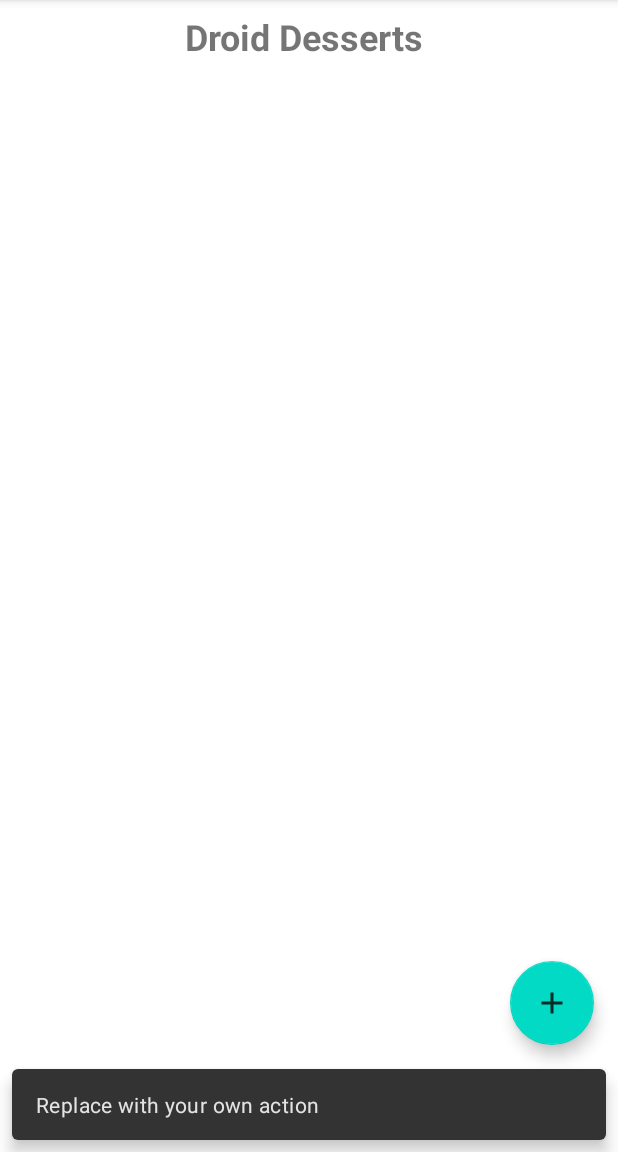
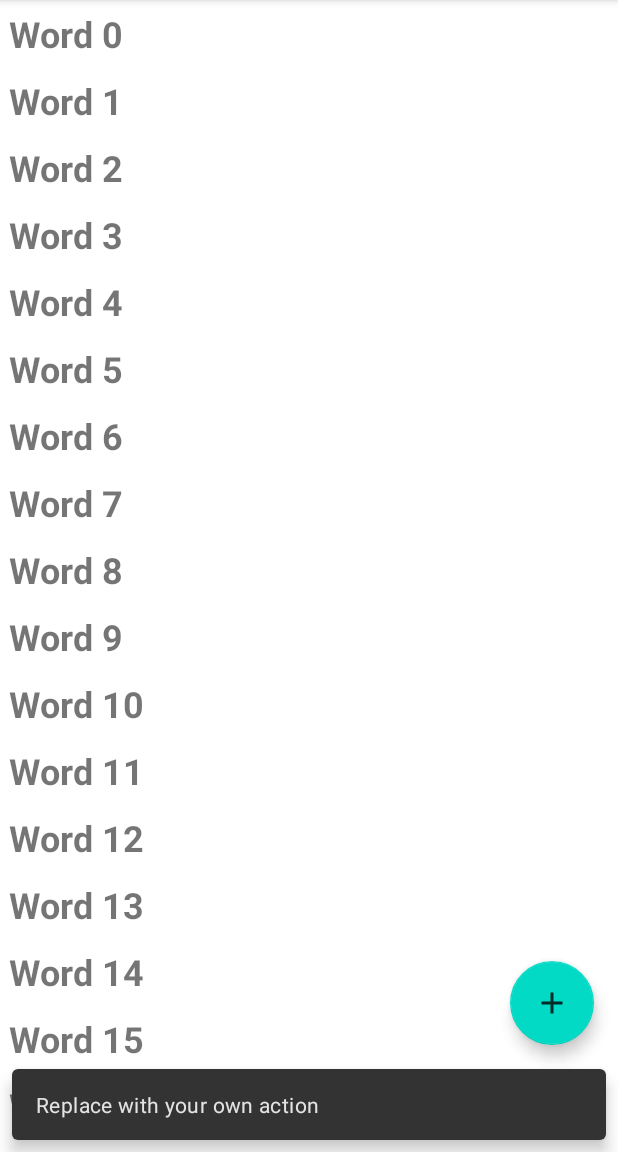
Before and after one commit to maurbin/RecyclerView, an Android app: the screen it shows after launch (MainActivity), after a tap on an icon or button, on a phone screen of 412 x 824 dp, the part 84-1236 px from its top. Run offline under Robolectric (Android 15) with nearby library versions, the phone set to English and light mode, and no system bars.

```diff
--- a/app/src/main/java/com/example/recyclerview/MainActivity.java
+++ b/app/src/main/java/com/example/recyclerview/MainActivity.java
@@ -7,6 +7,8 @@ import com.google.android.material.snackbar.Snackbar;
 
 import androidx.appcompat.app.AppCompatActivity;
 import androidx.appcompat.widget.Toolbar;
+import androidx.recyclerview.widget.LinearLayoutManager;
+import androidx.recyclerview.widget.RecyclerView;
 
 import android.view.View;
 
@@ -17,6 +19,8 @@ import java.util.LinkedList;
 
 public class MainActivity extends AppCompatActivity {
     private final LinkedList<String> mWordList = new LinkedList<>();
+    private RecyclerView mRecyclerView;
+    private WordListAdapter mAdapter;
 
     @Override
     protected void onCreate(Bundle savedInstanceState) {
@@ -25,6 +29,10 @@ public class MainActivity extends AppCompatActivity {
         setContentView(R.layout.activity_main);
         Toolbar toolbar = findViewById(R.id.toolbar);
         setSupportActionBar(toolbar);
+        mRecyclerView = findViewById(R.id.recyclerview);
+        mAdapter = new WordListAdapter(this, mWordList);
+        mRecyclerView.setAdapter(mAdapter);
+        mRecyclerView.setLayoutManager(new LinearLayoutManager(this));
 
         FloatingActionButton fab = findViewById(R.id.fab);
         fab.setOnClickListener(new View.OnClickListener() {
--- /dev/null
+++ b/app/src/main/java/com/example/recyclerview/WordListAdapter.java
@@ -0,0 +1,54 @@
+package com.example.recyclerview;
+
+import android.content.Context;
+import android.view.LayoutInflater;
+import android.view.View;
+import android.view.ViewGroup;
+import android.widget.TextView;
+
+import androidx.annotation.NonNull;
+import androidx.recyclerview.widget.RecyclerView;
+
+import java.util.LinkedList;
+
+public class WordListAdapter extends RecyclerView.Adapter<WordListAdapter.WordViewHolder> {
+    private final LinkedList<String> mWordList;
+    private LayoutInflater mInflater;
+
+    public WordListAdapter(Context context,
+                           LinkedList<String> wordList) {
+        mInflater = LayoutInflater.from(context);
+        this.mWordList = wordList;
+    }
+
+    @NonNull
+    @Override
+    public WordListAdapter.WordViewHolder onCreateViewHolder(@NonNull ViewGroup parent, int viewType) {
+        View mItemView = mInflater.inflate(R.layout.wordlist_item, parent, false);
+        return new WordViewHolder(mItemView, this);
+
+    }
+
+    @Override
+    public void onBindViewHolder(@NonNull WordListAdapter.WordViewHolder holder, int position) {
+        String mCurrent = mWordList.get(position);
+        holder.wordItemView.setText(mCurrent);
+    }
+
+    @Override
+    public int getItemCount() {
+        return mWordList.size();
+    }
+
+    public class WordViewHolder extends RecyclerView.ViewHolder {
+        public final TextView wordItemView;
+        final WordListAdapter mAdapter;
+
+        public WordViewHolder(View itemView, WordListAdapter adapter) {
+            super(itemView);
+            wordItemView = itemView.findViewById(R.id.word);
+            this.mAdapter = adapter;
+        }
+
+    }
+}
--- a/app/src/main/res/layout/content_main.xml
+++ b/app/src/main/res/layout/content_main.xml
@@ -5,15 +5,10 @@
     android:layout_height="match_parent"
     app:layout_behavior="@string/appbar_scrolling_view_behavior">
 
-    <TextView
-        android:id="@+id/textintro"
-        android:layout_width="wrap_content"
-        android:layout_height="wrap_content"
-        android:layout_marginTop="8dp"
-        android:text="Droid Desserts "
-        android:textSize="24sp"
-        android:textStyle="bold"
-        app:layout_constraintLeft_toLeftOf="parent"
-        app:layout_constraintRight_toRightOf="parent"
-        app:layout_constraintTop_toTopOf="parent" />
+    <androidx.recyclerview.widget.RecyclerView
+        android:id="@+id/recyclerview"
+        android:layout_width="match_parent"
+        android:layout_height="match_parent">
+    </androidx.recyclerview.widget.RecyclerView>
+
 </androidx.constraintlayout.widget.ConstraintLayout>
--- /dev/null
+++ b/app/src/main/res/layout/wordlist_item.xml
@@ -0,0 +1,11 @@
+<?xml version="1.0" encoding="utf-8"?>
+<LinearLayout
+    xmlns:android="http://schemas.android.com/apk/res/android"
+    android:layout_width="match_parent"
+    android:layout_height="wrap_content"
+    android:orientation="vertical"
+    android:padding="6dp">
+<TextView
+    android:id="@+id/word"
+    style="@style/word_title" />
+</LinearLayout>
--- /dev/null
+++ b/app/src/main/res/values/styles.xml
@@ -0,0 +1,10 @@
+<?xml version="1.0" encoding="utf-8"?>
+<resources>
+
+    <style name="word_title">
+        <item name="android:layout_width">match_parent</item>
+        <item name="android:layout_height">wrap_content</item>
+        <item name="android:textSize">24sp</item>
+        <item name="android:textStyle">bold</item>
+    </style>
+</resources>
```
